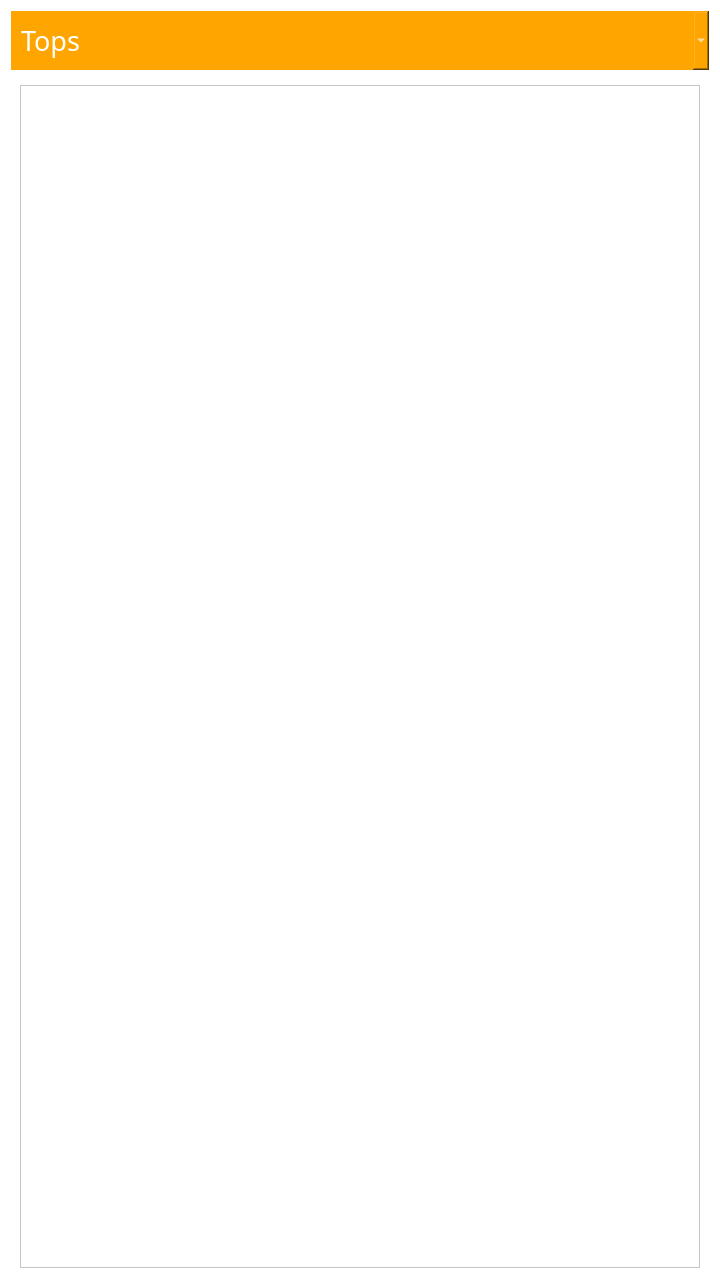
The window that ClosetUi.ui (beaesguerra/dressr) describes before a commit, drawn with Qt 5.
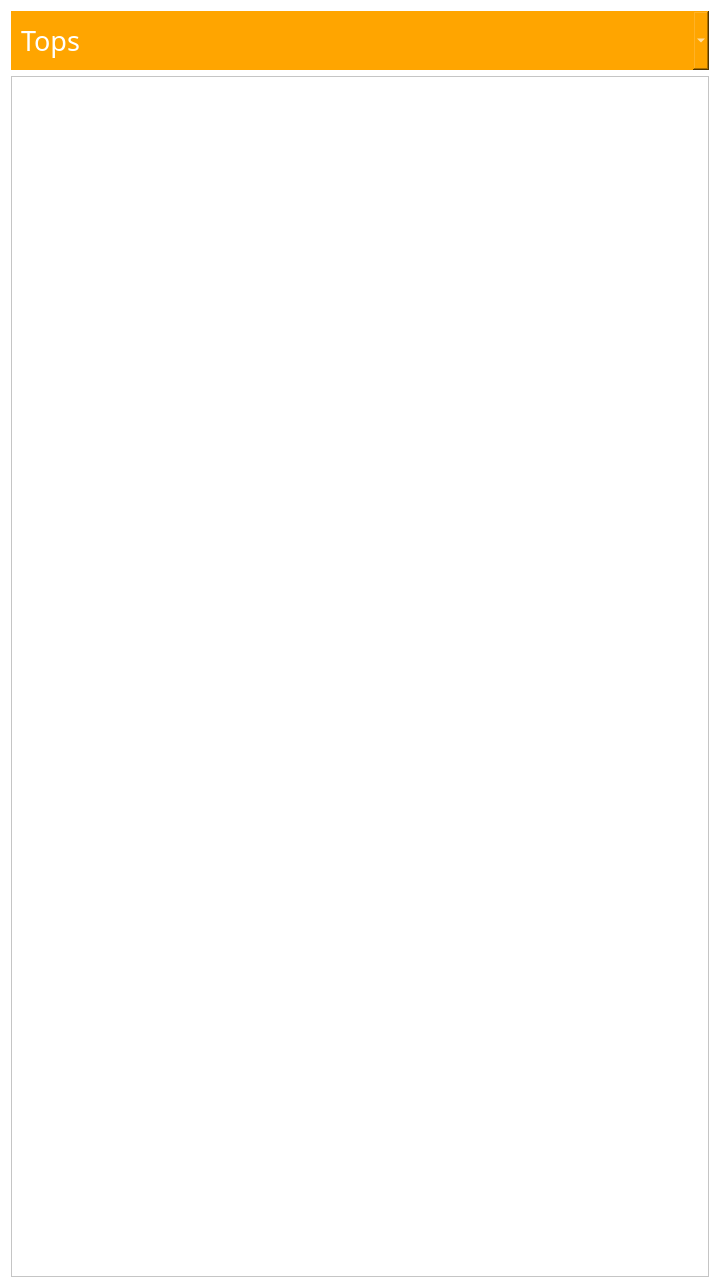
The same window after the commit.

What changed in the file:
```diff
--- a/ClosetUi.ui
+++ b/ClosetUi.ui
@@ -25,8 +25,8 @@
   <property name="styleSheet">
    <string notr="true">background-color: white;</string>
   </property>
-  <layout class="QGridLayout" name="gridLayout">
-   <item row="0" column="0" alignment="Qt::AlignTop">
+  <layout class="QVBoxLayout" name="verticalLayout">
+   <item>
     <widget class="QComboBox" name="filters">
      <property name="sizePolicy">
       <sizepolicy hsizetype="Preferred" vsizetype="Minimum">
@@ -68,42 +68,48 @@
      </item>
     </widget>
    </item>
-   <item row="1" column="0">
-    <widget class="QWidget" name="clothesContainer" native="true">
-     <property name="sizePolicy">
-      <sizepolicy hsizetype="Preferred" vsizetype="Expanding">
-       <horstretch>0</horstretch>
-       <verstretch>0</verstretch>
-      </sizepolicy>
-     </property>
-     <property name="maximumSize">
-      <size>
-       <width>16777215</width>
-       <height>16777215</height>
-      </size>
-     </property>
-     <property name="styleSheet">
-      <string notr="true">background-color:white;</string>
-     </property>
-     <layout class="QGridLayout" name="gridLayout_2">
-      <item row="0" column="0">
+   <item>
        <widget class="QScrollArea" name="scrollArea">
+     <property name="verticalScrollBarPolicy">
+      <enum>Qt::ScrollBarAsNeeded</enum>
+     </property>
         <property name="widgetResizable">
          <bool>true</bool>
         </property>
-        <widget class="QWidget" name="scrollAreaWidgetContents">
+     <property name="alignment">
+      <set>Qt::AlignLeading|Qt::AlignLeft|Qt::AlignTop</set>
+     </property>
+     <widget class="QWidget" name="scrollAreaWidgetContents_2">
          <property name="geometry">
           <rect>
            <x>0</x>
            <y>0</y>
-           <width>682</width>
-           <height>1192</height>
-          </rect>
-         </property>
-        </widget>
+        <width>700</width>
+        <height>1210</height>
+       </rect>
+      </property>
+      <layout class="QVBoxLayout" name="verticalLayout_2">
+       <item>
+        <widget class="QWidget" name="clothesContainer" native="true">
+         <property name="sizePolicy">
+          <sizepolicy hsizetype="Preferred" vsizetype="Expanding">
+           <horstretch>0</horstretch>
+           <verstretch>0</verstretch>
+          </sizepolicy>
+         </property>
+         <property name="maximumSize">
+          <size>
+           <width>16777215</width>
+           <height>16777215</height>
+          </size>
+         </property>
+         <property name="styleSheet">
+          <string notr="true">background-color:white;</string>
+         </property>
        </widget>
       </item>
      </layout>
+     </widget>
     </widget>
    </item>
   </layout>
```
Lines whose indentation alone changed are shown as unchanged.
